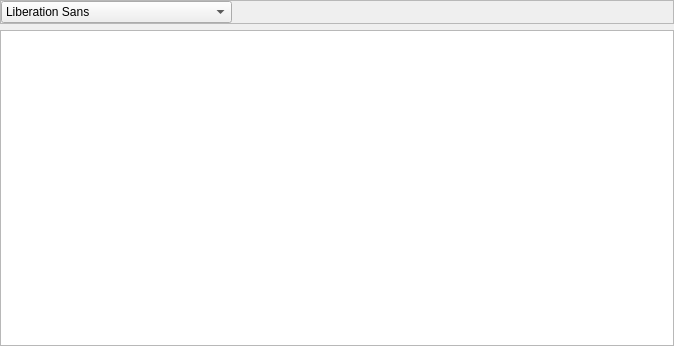
Old version of the form Beeftext/Combo/ComboEditor.ui in the repository xmichelo/Beeftext.
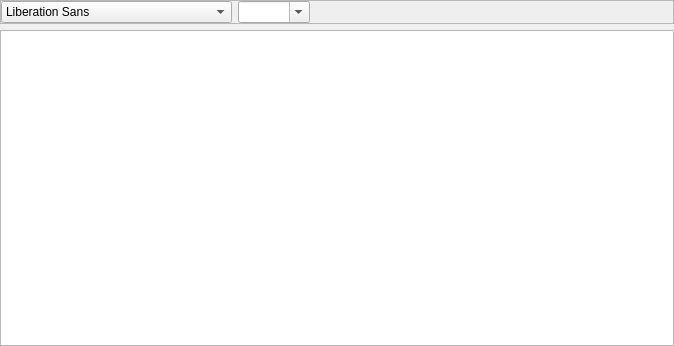
New version of the form. Custom widgets are drawn as their Qt base class.

Commit message: Implement font size combo in rich text editor.

Patch:
```diff
--- a/Beeftext/Combo/ComboEditor.ui
+++ b/Beeftext/Combo/ComboEditor.ui
@@ -62,6 +62,13 @@
         </property>
        </widget>
       </item>
+      <item>
+       <widget class="QComboBox" name="comboFontSize">
+        <property name="editable">
+         <bool>true</bool>
+        </property>
+       </widget>
+      </item>
       <item>
        <spacer name="horizontalSpacer">
         <property name="orientation">
```
Left out of the diff: 25 changed lines with no effect on the pictures. The commit also changes 3 other files.
